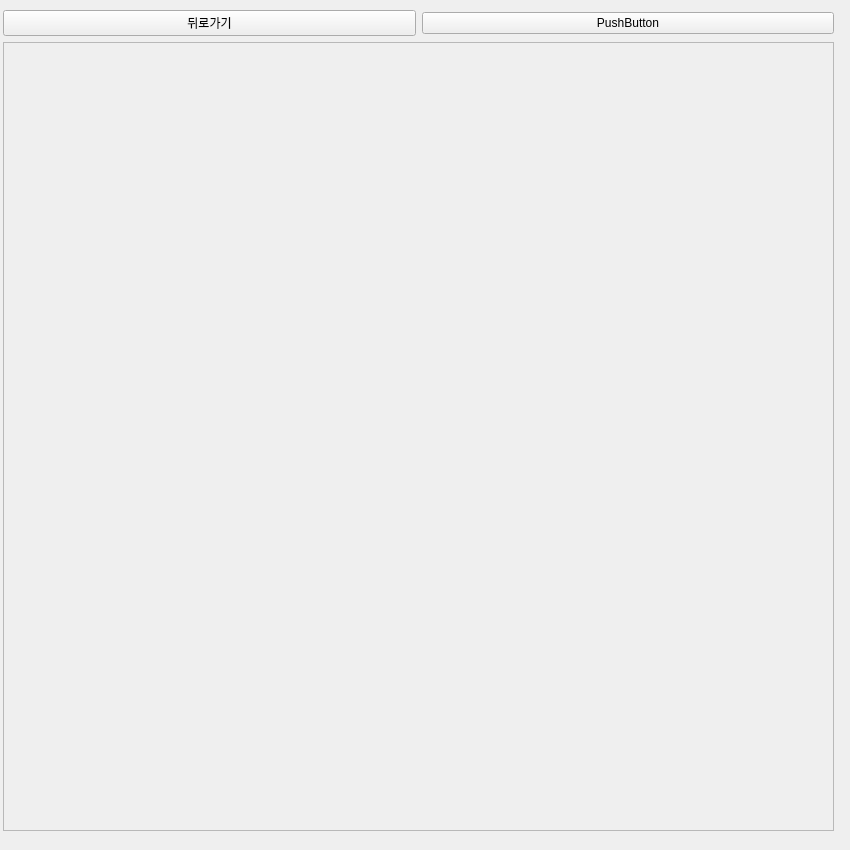
Before: the Qt Designer form UI/ui_files/character_load_ui.ui in dlsdud9098/advanture_game, drawn with Qt 5.
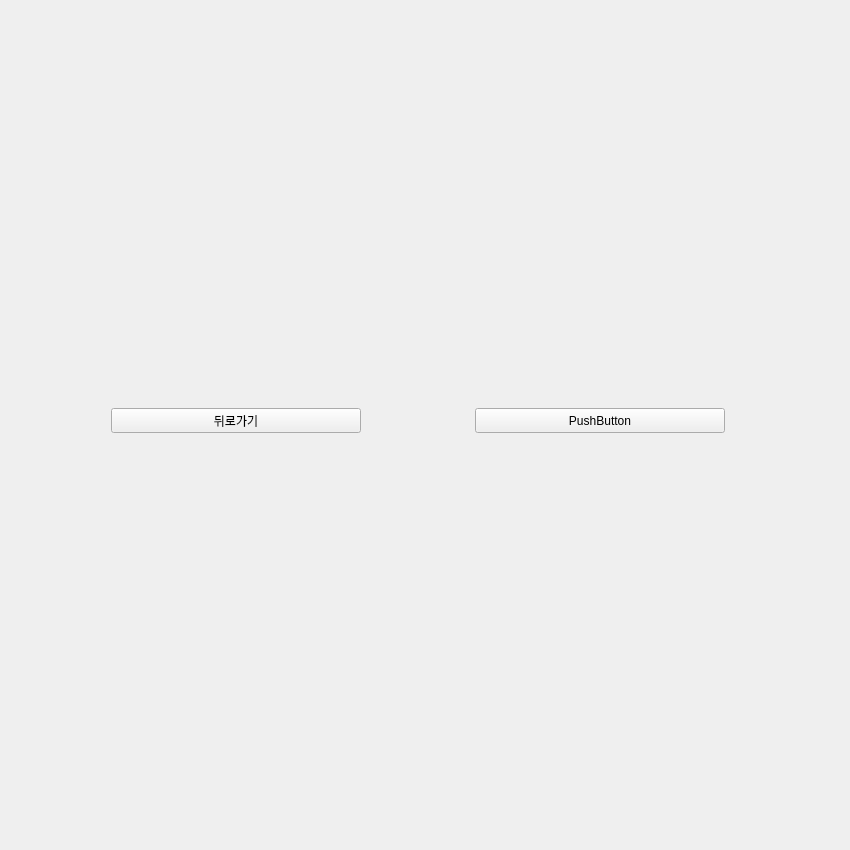
After: the same form once the commit is applied.

```diff
--- a/UI/ui_files/character_load_ui.ui
+++ b/UI/ui_files/character_load_ui.ui
@@ -22,18 +22,30 @@
      <height>821</height>
     </rect>
    </property>
-   <layout class="QVBoxLayout" name="verticalLayout">
+   <layout class="QVBoxLayout" name="verticalLayout" stretch="0,0">
     <item>
-     <layout class="QHBoxLayout" name="horizontalLayout">
-      <item>
+     <layout class="QGridLayout" name="gridLayout">
+      <item row="0" column="0">
        <widget class="QPushButton" name="BACK_BTN">
+        <property name="maximumSize">
+         <size>
+          <width>250</width>
+          <height>25</height>
+         </size>
+        </property>
         <property name="text">
          <string>뒤로가기</string>
         </property>
        </widget>
       </item>
-      <item>
+      <item row="0" column="1">
        <widget class="QPushButton" name="pushButton_3">
+        <property name="maximumSize">
+         <size>
+          <width>250</width>
+          <height>25</height>
+         </size>
+        </property>
         <property name="text">
          <string>PushButton</string>
         </property>
@@ -42,24 +54,7 @@
      </layout>
     </item>
     <item>
-     <widget class="QScrollArea" name="scrollArea">
-      <property name="enabled">
-       <bool>true</bool>
-      </property>
-      <property name="widgetResizable">
-       <bool>true</bool>
-      </property>
-      <widget class="QWidget" name="scrollAreaWidgetContents">
-       <property name="geometry">
-        <rect>
-         <x>0</x>
-         <y>0</y>
-         <width>827</width>
-         <height>786</height>
-        </rect>
-       </property>
-      </widget>
-     </widget>
+     <layout class="QVBoxLayout" name="character_load_layout"/>
     </item>
    </layout>
   </widget>
```
